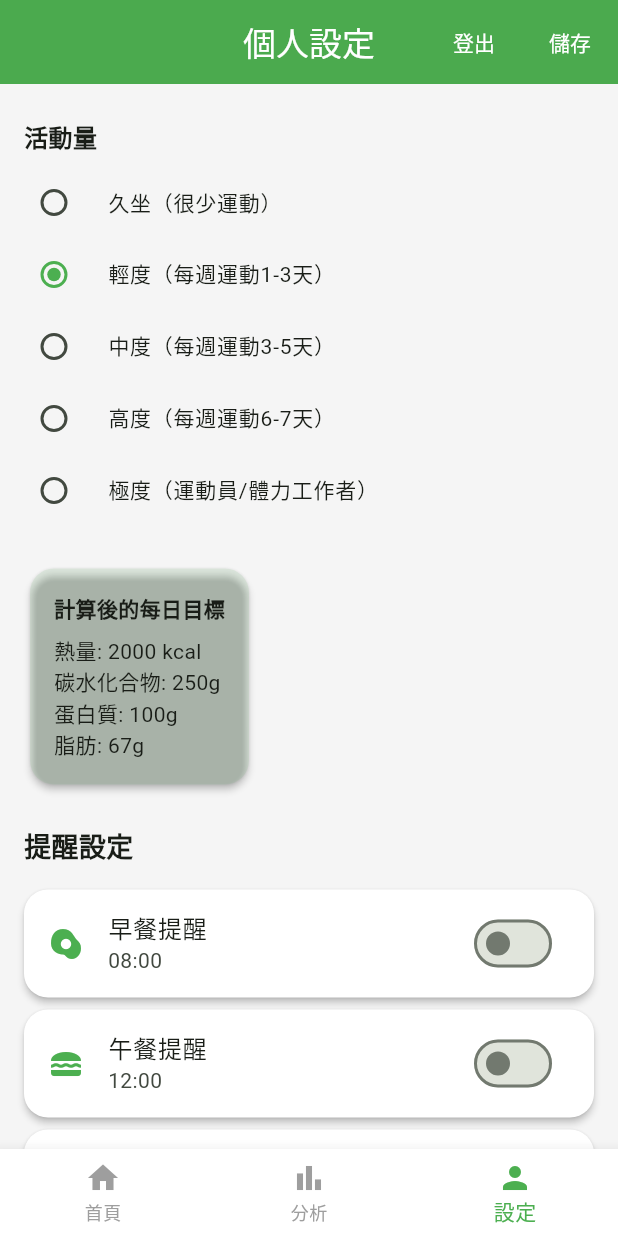
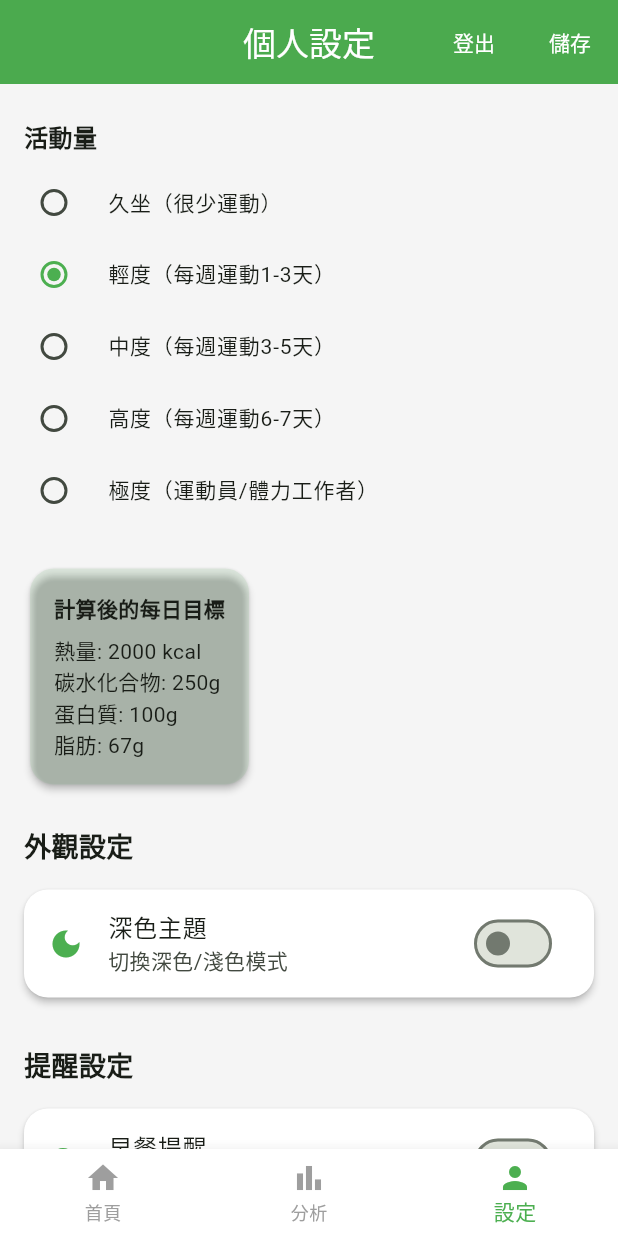
Before and after one commit to yangpeng9572-commits/snail-calorie, a Flutter app: the screen it shows after launch, item 3 of the bottom bar chosen, scrolled down 576 dp, on a phone screen of 412 x 824 dp. Run offline on Flutter 3.47's test engine with Material 3 defaults, Android fonts, the phone set to English and light mode, and no system bars; our stand-ins replace fl_chart, flutter_local_notifications, flutter_riverpod, shared_preferences, timezone; missing offline and left inert: mobile_scanner; accounts and stored records are empty.

Commit message:
feat(theme): 深色主題支援

```diff
--- /dev/null
+++ b/lib/core/theme/app_theme_dark.dart
@@ -0,0 +1,112 @@
+import 'package:flutter/material.dart';
+
+/// 深色主題
+class AppThemeDark {
+  AppThemeDark._();
+
+  // 品牌色彩（浅色版綠色）
+  static const Color primaryColor = Color(0xFF81C784);
+  static const Color secondaryColor = Color(0xFF4DB6AC);
+  static const Color accentColor = Color(0xFFFFB74D);
+  static const Color errorColor = Color(0xFFEF5350);
+
+  // 營養素色彩
+  static const Color calorieColor = Color(0xFFFF8A65);
+  static const Color carbsColor = Color(0xFF64B5F6);
+  static const Color proteinColor = Color(0xFF81C784);
+  static const Color fatColor = Color(0xFFFFD54F);
+
+  // 深色背景色彩
+  static const Color backgroundColor = Color(0xFF121212);
+  static const Color cardColor = Color(0xFF1E1E1E);
+  static const Color surfaceColor = Color(0xFF1E1E1E);
+  static const Color textPrimary = Color(0xFFFFFFFF);
+  static const Color textSecondary = Color(0xFFB0B0B0);
+
+  static ThemeData get darkTheme {
+    return ThemeData(
+      useMaterial3: true,
+      brightness: Brightness.dark,
+      colorScheme: const ColorScheme.dark(
+        primary: primaryColor,
+        secondary: secondaryColor,
+        tertiary: accentColor,
+        error: errorColor,
+        surface: surfaceColor,
+        onPrimary: Colors.black,
+        onSecondary: Colors.black,
+        onSurface: textPrimary,
+        onError: Colors.white,
+      ),
+      scaffoldBackgroundColor: backgroundColor,
+      appBarTheme: const AppBarTheme(
+        backgroundColor: Color(0xFF1E1E1E),
+        foregroundColor: textPrimary,
+        elevation: 0,
+        centerTitle: true,
+      ),
+      cardTheme: CardTheme(
+        color: cardColor,
+        elevation: 2,
+        shape: RoundedRectangleBorder(borderRadius: BorderRadius.circular(16)),
+      ),
+      floatingActionButtonTheme: const FloatingActionButtonThemeData(
+        backgroundColor: primaryColor,
+        foregroundColor: Colors.black,
+      ),
+      bottomNavigationBarTheme: const BottomNavigationBarThemeData(
+        backgroundColor: Color(0xFF1E1E1E),
+        selectedItemColor: primaryColor,
+        unselectedItemColor: textSecondary,
+        type: BottomNavigationBarType.fixed,
+      ),
+      inputDecorationTheme: InputDecorationTheme(
+        filled: true,
+        fillColor: const Color(0xFF2C2C2C),
+        border: OutlineInputBorder(
+          borderRadius: BorderRadius.circular(12),
+          borderSide: BorderSide.none,
+        ),
+        focusedBorder: OutlineInputBorder(
+          borderRadius: BorderRadius.circular(12),
+          borderSide: const BorderSide(color: primaryColor, width: 2),
+        ),
+        contentPadding: const EdgeInsets.symmetric(horizontal: 16, vertical: 14),
+        hintStyle: const TextStyle(color: textSecondary),
+      ),
+      elevatedButtonTheme: ElevatedButtonThemeData(
+        style: ElevatedButton.styleFrom(
+          backgroundColor: primaryColor,
+          foregroundColor: Colors.black,
+          padding: const EdgeInsets.symmetric(horizontal: 24, vertical: 14),
+          shape: RoundedRectangleBorder(borderRadius: BorderRadius.circular(12)),
+        ),
+      ),
+      switchTheme: SwitchThemeData(
+        thumbColor: WidgetStateProperty.resolveWith((states) {
+          if (states.contains(WidgetState.selected)) {
+            return primaryColor;
+          }
+          return Colors.grey;
+        }),
+        trackColor: WidgetStateProperty.resolveWith((states) {
+          if (states.contains(WidgetState.selected)) {
+            return primaryColor.withOpacity(0.5);
+          }
+          return Colors.grey.withOpacity(0.3);
+        }),
+      ),
+      textTheme: const TextTheme(
+        bodyLarge: TextStyle(color: textPrimary),
+        bodyMedium: TextStyle(color: textPrimary),
+        bodySmall: TextStyle(color: textSecondary),
+        titleLarge: TextStyle(color: textPrimary),
+        titleMedium: TextStyle(color: textPrimary),
+        titleSmall: TextStyle(color: textPrimary),
+        labelLarge: TextStyle(color: textPrimary),
+        labelMedium: TextStyle(color: textPrimary),
+        labelSmall: TextStyle(color: textSecondary),
+      ),
+    );
+  }
+}
--- a/lib/data/services/local_storage_service.dart
+++ b/lib/data/services/local_storage_service.dart
@@ -1,4 +1,5 @@
 import 'dart:convert';
+import 'package:flutter/material.dart';
 import 'package:shared_preferences/shared_preferences.dart';
 import '../models/daily_log.dart';
 import '../models/food_item.dart';
@@ -146,6 +147,24 @@ class LocalStorageService {
 
   static const String _keyNotificationSettings = 'notification_settings';
 
+  // ==================== 主題設定 ====================
+
+  static const String _keyThemeMode = 'theme_mode';
+
+  /// 儲存主題模式
+  Future<void> saveThemeMode(ThemeMode mode) async {
+    await _prefs.setString(_keyThemeMode, mode.index.toString());
+  }
+
+  /// 讀取主題模式
+  ThemeMode getThemeMode() {
+    final str = _prefs.getString(_keyThemeMode);
+    if (str == null) return ThemeMode.system;
+    final index = int.tryParse(str);
+    if (index == null || index < 0 || index > 2) return ThemeMode.system;
+    return ThemeMode.values[index];
+  }
+
   Future<void> clearAll() async {
     await _prefs.clear();
   }
--- a/lib/features/profile/profile_page.dart
+++ b/lib/features/profile/profile_page.dart
@@ -2,6 +2,7 @@ import 'package:flutter/material.dart';
 import 'package:flutter_riverpod/flutter_riverpod.dart';
 import '../../providers/app_providers.dart';
 import '../../core/theme/app_theme.dart';
+import '../../core/theme/app_theme_dark.dart';
 import '../../core/constants/app_constants.dart';
 import '../../data/services/auth_service.dart';
 
@@ -250,6 +251,23 @@ class _ProfilePageState extends ConsumerState<ProfilePage> {
 
             const SizedBox(height: 24),
 
+            // 主題設定
+            const Text('外觀設定', style: TextStyle(fontSize: 18, fontWeight: FontWeight.bold)),
+            const SizedBox(height: 16),
+            _ThemeSwitch(
+              title: '深色主題',
+              subtitle: '切換深色/淺色模式',
+              icon: Icons.dark_mode,
+              value: ref.watch(themeModeProvider) == ThemeMode.dark,
+              onChanged: (v) {
+                ref.read(themeModeProvider.notifier).setThemeMode(
+                  v ? ThemeMode.dark : ThemeMode.light,
+                );
+              },
+            ),
+
+            const SizedBox(height: 24),
+
             // 提醒設定
             const Text('提醒設定', style: TextStyle(fontSize: 18, fontWeight: FontWeight.bold)),
             const SizedBox(height: 16),
@@ -488,16 +506,53 @@ class _NotificationSwitch extends StatelessWidget {
 
   @override
   Widget build(BuildContext context) {
+    final isDark = Theme.of(context).brightness == Brightness.dark;
+
     return Card(
       margin: const EdgeInsets.only(bottom: 8),
       child: ListTile(
-        leading: Icon(icon, color: AppTheme.primaryColor),
+        leading: Icon(icon, color: isDark ? AppThemeDark.primaryColor : AppTheme.primaryColor),
         title: Text(title),
         subtitle: Text(subtitle),
         trailing: Switch(
           value: value,
           onChanged: onChanged,
-          activeColor: AppTheme.primaryColor,
+          activeColor: isDark ? AppThemeDark.primaryColor : AppTheme.primaryColor,
+        ),
+      ),
+    );
+  }
+}
+
+class _ThemeSwitch extends StatelessWidget {
+  final String title;
+  final String subtitle;
+  final IconData icon;
+  final bool value;
+  final ValueChanged<bool> onChanged;
+
+  const _ThemeSwitch({
+    required this.title,
+    required this.subtitle,
+    required this.icon,
+    required this.value,
+    required this.onChanged,
+  });
+
+  @override
+  Widget build(BuildContext context) {
+    final isDark = Theme.of(context).brightness == Brightness.dark;
+
+    return Card(
+      margin: const EdgeInsets.only(bottom: 8),
+      child: ListTile(
+        leading: Icon(icon, color: isDark ? AppThemeDark.primaryColor : AppTheme.primaryColor),
+        title: Text(title),
+        subtitle: Text(subtitle),
+        trailing: Switch(
+          value: value,
+          onChanged: onChanged,
+          activeColor: isDark ? AppThemeDark.primaryColor : AppTheme.primaryColor,
         ),
       ),
     );
--- a/lib/main.dart
+++ b/lib/main.dart
@@ -1,6 +1,7 @@
 import 'package:flutter/material.dart';
 import 'package:flutter_riverpod/flutter_riverpod.dart';
 import 'core/theme/app_theme.dart';
+import 'core/theme/app_theme_dark.dart';
 import 'data/services/local_storage_service.dart';
 import 'data/services/auth_service.dart';
 import 'data/services/firestore_service.dart';
@@ -38,15 +39,19 @@ final authServiceProvider = Provider<AuthService>((ref) {
   throw UnimplementedError('AuthService must be overridden at startup');
 });
 
-class SnailCalorieApp extends StatelessWidget {
+class SnailCalorieApp extends ConsumerWidget {
   const SnailCalorieApp({super.key});
 
   @override
-  Widget build(BuildContext context) {
+  Widget build(BuildContext context, WidgetRef ref) {
+    final themeMode = ref.watch(themeModeProvider);
+
     return MaterialApp(
       title: '食刻輕卡',
       debugShowCheckedModeBanner: false,
       theme: AppTheme.lightTheme,
+      darkTheme: AppThemeDark.darkTheme,
+      themeMode: themeMode,
       home: const AuthGate(),
       routes: {
         '/profile': (_) => const ProfilePage(),
--- a/lib/providers/app_providers.dart
+++ b/lib/providers/app_providers.dart
@@ -1,3 +1,4 @@
+import 'package:flutter/material.dart';
 import 'package:flutter_riverpod/flutter_riverpod.dart';
 import '../data/services/local_storage_service.dart';
 import '../data/services/open_food_facts_service.dart';
@@ -8,6 +9,37 @@ import '../data/models/food_item.dart';
 import '../data/models/daily_log.dart';
 import '../core/constants/app_constants.dart';
 import '../core/utils/date_utils.dart';
+
+// ==================== 主題設定 Provider ====================
+
+/// 主題模式 Provider
+final themeModeProvider = StateNotifierProvider<ThemeModeNotifier, ThemeMode>((ref) {
+  final storage = ref.watch(localStorageProvider);
+  return ThemeModeNotifier(storage);
+});
+
+class ThemeModeNotifier extends StateNotifier<ThemeMode> {
+  final LocalStorageService _storage;
+
+  ThemeModeNotifier(this._storage) : super(ThemeMode.system) {
+    _load();
+  }
+
+  void _load() {
+    final savedTheme = _storage.getThemeMode();
+    state = savedTheme;
+  }
+
+  Future<void> setThemeMode(ThemeMode mode) async {
+    state = mode;
+    await _storage.saveThemeMode(mode);
+  }
+
+  Future<void> toggleDarkMode() async {
+    final newMode = state == ThemeMode.dark ? ThemeMode.light : ThemeMode.dark;
+    await setThemeMode(newMode);
+  }
+}
 
 // ==================== 認證狀態 Provider ====================
 
```
